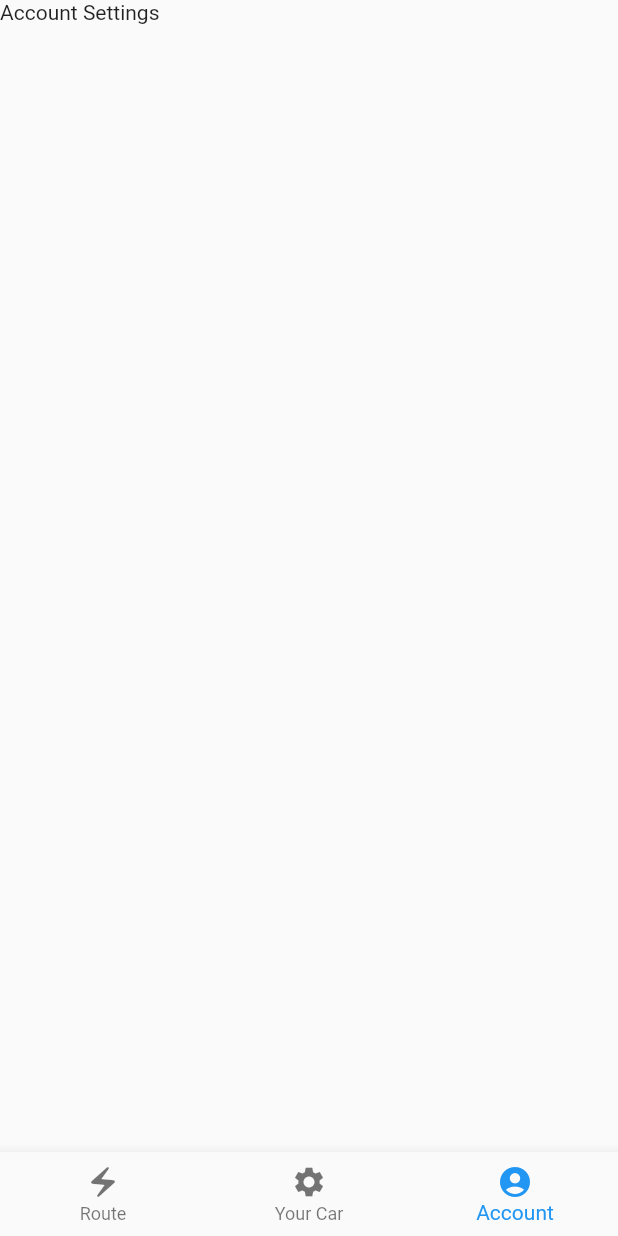
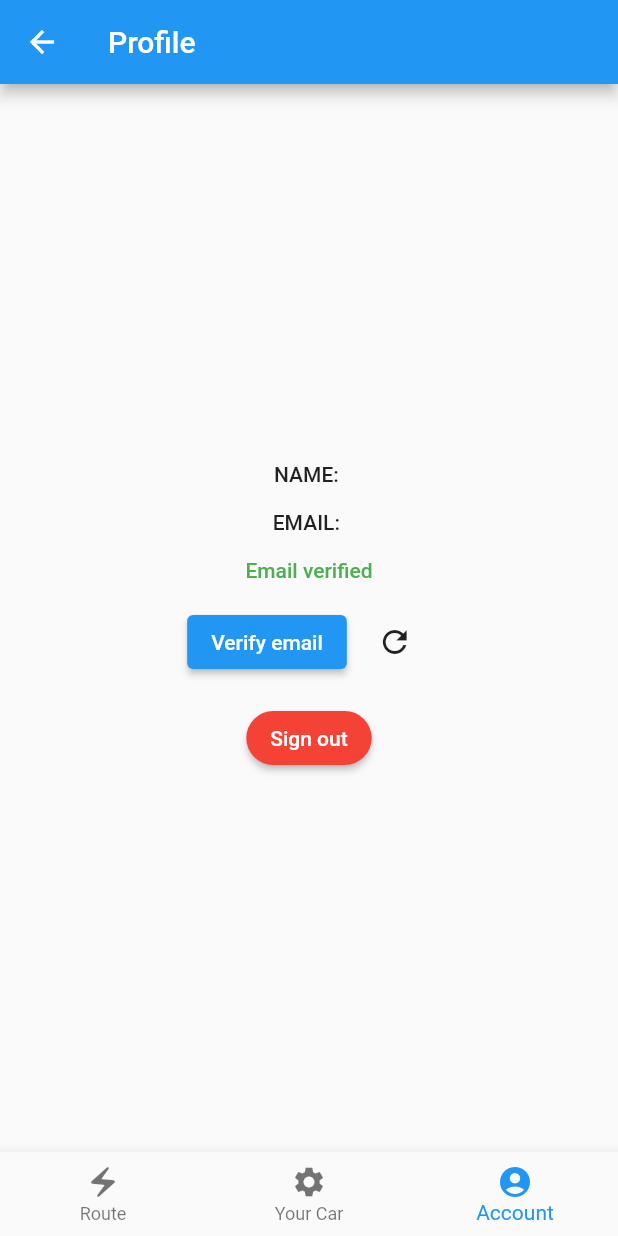
Before and after one commit to pepeperez13/chargetrip_app, a Flutter app: the NavigatorBar screen opened directly with empty values, swiped to page 3, on a phone screen of 412 x 824 dp. Run offline on Flutter 3.47's test engine with Material 2 defaults, Android fonts, the phone set to English and light mode, and no system bars; our stand-ins replace firebase_auth, firebase_core, google_maps_flutter; missing offline and left inert: flutter_polyline_points; accounts and stored records are empty; network calls fail.

Commit message:
Profile Settings

```diff
--- a/lib/account_settings.dart
+++ b/lib/account_settings.dart
@@ -1,4 +1,4 @@
-import 'package:flutter/material.dart';
+/*import 'package:flutter/material.dart';
 
 class AccountSettings extends StatefulWidget {
   const AccountSettings({Key? key}) : super(key: key);
@@ -17,7 +17,138 @@ class AccountSettingsState extends State<AccountSettings> {
         body: Text('Account Settings')
 
     );
+  }
+}
+*/
 
 
+import 'package:firebase_auth/firebase_auth.dart';
+import 'package:flutter/cupertino.dart';
+import 'package:flutter/material.dart';
+
+import '../auth.dart';
+import 'login_screen.dart';
+
+class AccountSettings extends StatefulWidget {
+  final User? user;
+
+  const AccountSettings({required this.user});
+
+  @override
+  State<AccountSettings> createState() => AccountSettingsState();
+}
+
+class AccountSettingsState extends State<AccountSettings> {
+  bool _isSendingVerification = false;
+  bool _isSigningOut = false;
+
+  User? _currentUser;
+
+  @override
+  void initState() {
+    _currentUser = widget.user;
+    super.initState();
+  }
+
+  // Pantalla que mostra la informació del perfil concret de l'usuari
+  @override
+  Widget build(BuildContext context) {
+    return Scaffold(
+      appBar: AppBar(
+        title: const Text('Profile'),
+      ),
+      body: Center(
+        child: Column(
+          mainAxisAlignment: MainAxisAlignment.center,
+          children: [
+            // Mostrem el nom del usuari i si el seu e-mail ha estat verificat o no
+            Text(
+              'NAME: ${_currentUser?.displayName}',
+              style: Theme.of(context).textTheme.bodyText1,
+            ),
+            const SizedBox(height: 16.0),
+            Text(
+              'EMAIL: ${_currentUser?.email}',
+              style: Theme.of(context).textTheme.bodyText1,
+            ),
+            const SizedBox(height: 16.0),
+            _currentUser!.emailVerified
+                ? Text(
+              'Email verified',
+              style: Theme.of(context)
+                  .textTheme
+                  .bodyText1
+                  ?.copyWith(color: Colors.green),
+            )
+                : Text(
+              'Email not verified',
+              style: Theme.of(context)
+                  .textTheme
+                  .bodyText1
+                  ?.copyWith(color: Colors.red),
+            ),
+            const SizedBox(height: 16.0),
+            _isSendingVerification
+                ? const CircularProgressIndicator()
+                : Row(
+              mainAxisSize: MainAxisSize.min,
+              children: [
+                ElevatedButton(
+                  onPressed: () async {
+                    setState(() {
+                      _isSendingVerification = true;
+                    });
+                    await _currentUser?.sendEmailVerification();
+                    setState(() {
+                      _isSendingVerification = false;
+                    });
+                  },
+                  child: const Text('Verify email'),
+                ),
+                const SizedBox(width: 8.0),
+                IconButton(
+                  icon: const Icon(Icons.refresh),
+                  onPressed: () async {
+                    User? user = await FireAuth.refreshUser(_currentUser!);
+
+                    if (user != null) {
+                      setState(() {
+                        _currentUser = user;
+                      });
+                    }
+                  },
+                ),
+              ],
+            ),
+            const SizedBox(height: 16.0),
+            _isSigningOut
+                ? const CircularProgressIndicator()
+                : ElevatedButton(
+              onPressed: () async {
+                setState(() {
+                  _isSigningOut = true;
+                });
+                await FirebaseAuth.instance.signOut();
+                setState(() {
+                  _isSigningOut = false;
+                });
+                Navigator.of(context).pushReplacement(
+                  MaterialPageRoute(
+                    builder: (context) => LoginPage(),
+                  ),
+                );
+              },
+              style: ElevatedButton.styleFrom(
+                primary: Colors.red,
+                shape: RoundedRectangleBorder(
+                  borderRadius: BorderRadius.circular(30),
+                ),
+              ),
+              child: const Text('Sign out'),
+            ),
+          ],
+        ),
+      ),
+    );
   }
 }
--- a/lib/bottom_navigation/navigator.dart
+++ b/lib/bottom_navigation/navigator.dart
@@ -1,3 +1,4 @@
+import 'package:firebase_auth/firebase_auth.dart';
 import 'package:flutter/material.dart';
 
 import '../account_settings.dart';
@@ -5,9 +6,10 @@ import '../car_info/car_settings.dart';
 import '../routes/route_map.dart';
 
 class NavigatorBar extends StatefulWidget {
-  const NavigatorBar({Key? key, required this.currentPage}) : super(key: key);
+  const NavigatorBar({Key? key, required this.currentPage, required this.user}) : super(key: key);
 
   final Function currentPage;
+  final User? user;
 
   @override
   NavigatorBarState createState() => NavigatorBarState();
@@ -28,7 +30,7 @@ class NavigatorBarState extends State<NavigatorBar> {
   @override
   void initState() {
     super.initState();
-    children = [const MapSample(), const CarSettings(), const AccountSettings()];
+    children = [MapSample(), CarSettings(), AccountSettings(user: widget.user)];
   }
 
   @override
--- a/lib/login_screen.dart
+++ b/lib/login_screen.dart
@@ -58,7 +58,7 @@ class _LoginPageState extends State<LoginPage> {
                       padding: const EdgeInsets.only(bottom: 24.0),
                       child: Text(
                         'Login',
-                        style: Theme.of(context).textTheme.headline1,
+                        style: Theme.of(context).textTheme.headline2,
                       ),
                     ),
                     Form(
```
Also changed, not shown: lib/auth.dart (+14 -23 lines), lib/bottom_navigation/navigator_pages.dart (+6 -4 lines), lib/main.dart (+5 -10 lines).
